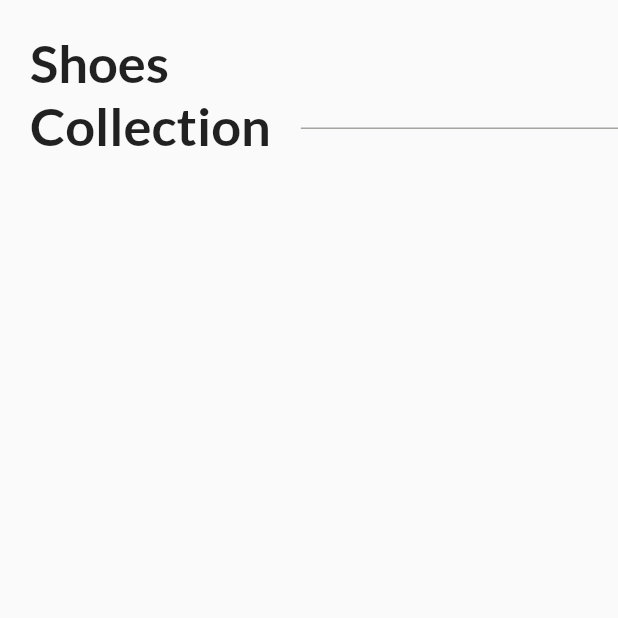
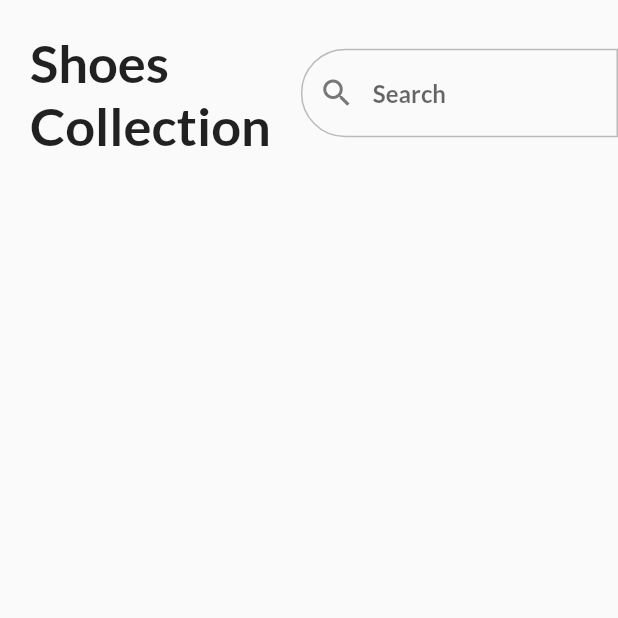
Before and after one commit to rgsk/shop_app_flutter_tut, a Flutter app: the screen it shows after launch, on a phone screen of 412 x 824 dp, the top half of it. Run offline on Flutter 3.47's test engine with Material 2 defaults, Android fonts, the phone set to English and light mode, and no system bars.

Commit message:
search bar

```diff
--- a/lib/home_page.dart
+++ b/lib/home_page.dart
@@ -5,6 +5,15 @@ class HomePage extends StatelessWidget {
 
   @override
   Widget build(BuildContext context) {
+    final border = OutlineInputBorder(
+      borderSide: BorderSide(
+        color: Color.fromRGBO(122, 122, 122, 0.5),
+        // color: Colors.red,
+      ),
+      borderRadius: BorderRadius.horizontal(
+        left: Radius.circular(50),
+      ),
+    );
     return Scaffold(
       body: SafeArea(
         child: Column(
@@ -22,7 +31,16 @@ class HomePage extends StatelessWidget {
                   ),
                 ),
                 Expanded(
-                  child: TextField(),
+                  child: TextField(
+                    decoration: InputDecoration(
+                      hintText: 'Search',
+                      prefixIcon: Icon(
+                        Icons.search,
+                      ),
+                      enabledBorder: border,
+                      focusedBorder: border,
+                    ),
+                  ),
                 )
               ],
             ),
--- a/lib/main.dart
+++ b/lib/main.dart
@@ -18,6 +18,18 @@ class MyApp extends StatelessWidget {
         colorScheme: ColorScheme.fromSeed(
           seedColor: Color.fromRGBO(254, 206, 1, 1),
         ),
+        inputDecorationTheme: InputDecorationTheme(
+          hintStyle: TextStyle(
+            fontWeight: FontWeight.bold,
+            fontSize: 16,
+          ),
+          prefixIconColor: Color.fromRGBO(
+            119,
+            119,
+            119,
+            1,
+          ),
+        ),
       ),
       home: HomePage(),
     );
```
